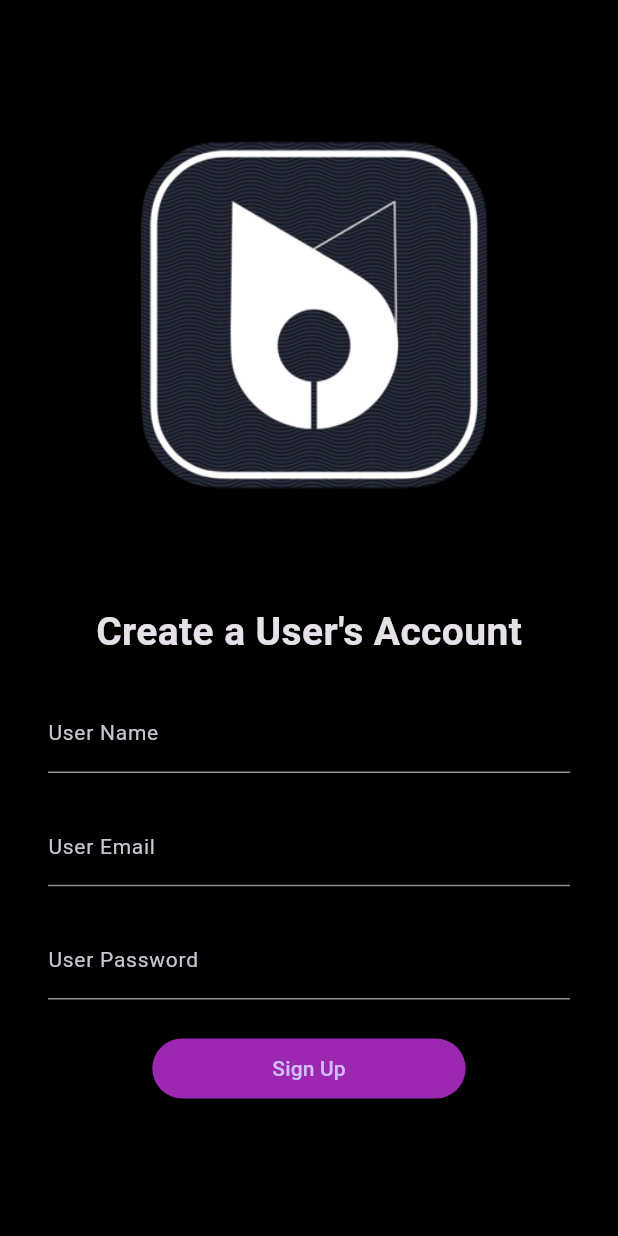
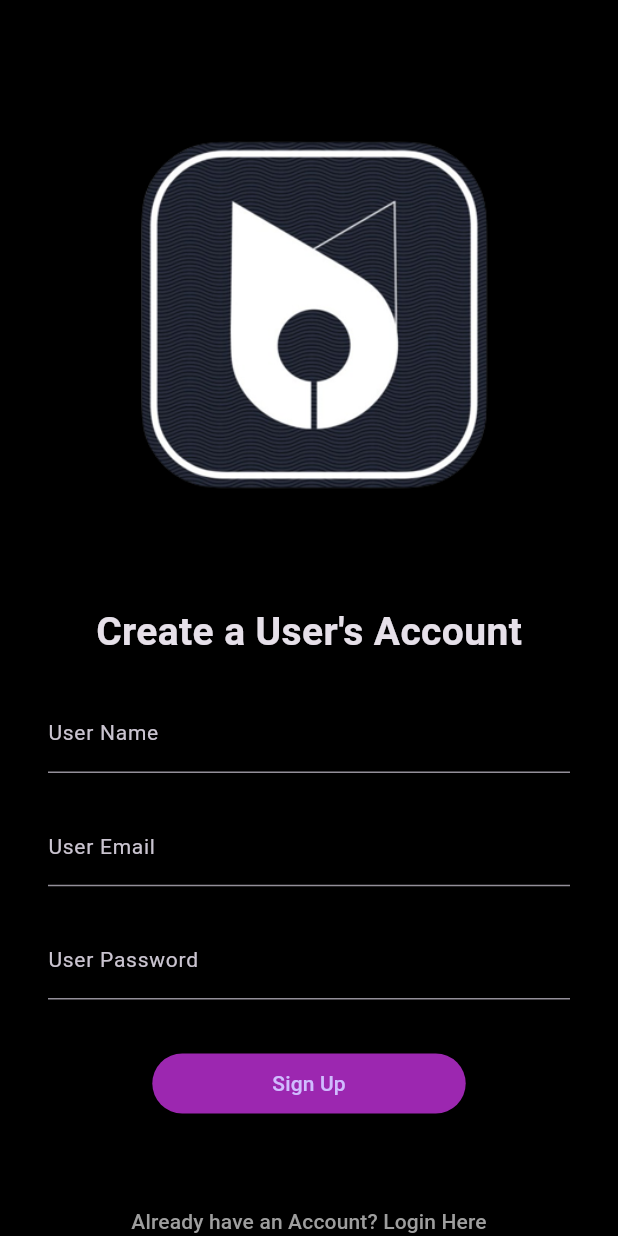
Before and after one commit to Martin-Webdevmk/uberApp, a Flutter app: the screen it shows after launch, on a phone screen of 412 x 824 dp. Run offline on Flutter 3.47's test engine with Material 3 defaults, Android fonts, the phone set to English and light mode, and no system bars.

Commit message:
Update signup_screen.dart
  Added Button - "Already have an Account? Login Here"

```diff
--- a/lib/authentication/signup_screen.dart
+++ b/lib/authentication/signup_screen.dart
@@ -92,7 +92,7 @@ class _SignUpScreenState extends State<SignUpScreen>
                         ),
                       ),
 
-                      const SizedBox(height: 22,),
+                      const SizedBox(height: 32,),
 
                       ElevatedButton(
                         onPressed:()
@@ -109,12 +109,27 @@ class _SignUpScreenState extends State<SignUpScreen>
                         ),
                       ),
 
-//This is github test
+
                     ],
                   ),
               ),
+              const SizedBox(height: 22,),
 
+              //textbutton
+              TextButton(
+                onPressed: ()
+                {
+
+                },
+                  child: Text(
+                    "Already have an Account? Login Here",
+                        style: TextStyle(
+                      color: Colors.grey
+                  ),
+                  ),
+                ),
             ],
+
           ),
         ),
       ),
```
